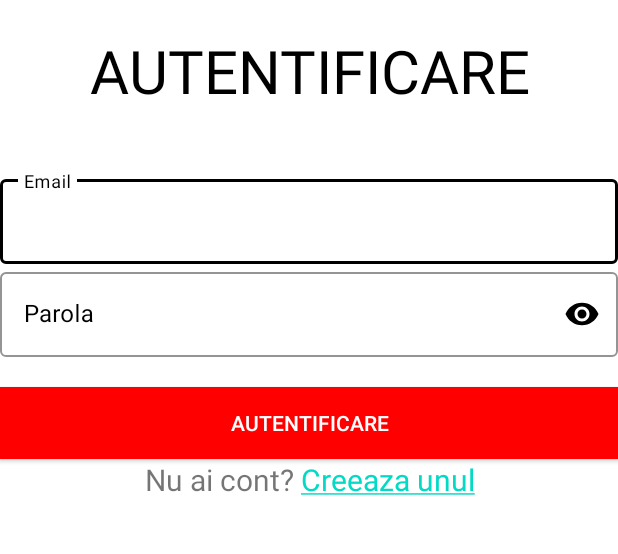
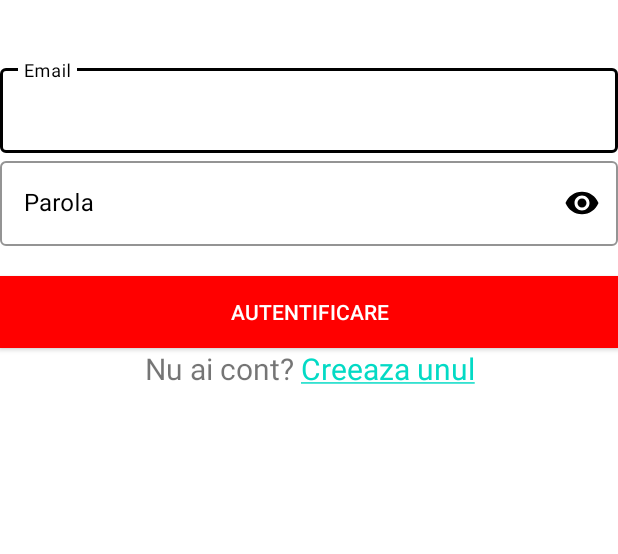
Before and after one commit to AndreiCatalinOuatu/EIMProject, an Android app: the screen it shows after launch (MainActivity), on a phone screen of 412 x 824 dp, the part 252-806 px from its top. Run offline under Robolectric (Android 15) with nearby library versions, the phone set to English and light mode, and no system bars; our stand-ins replace Firebase (no records; nobody signed in at launch, a user with empty details on screens opened directly).

```diff
--- a/app/src/main/res/layout/activity_main.xml
+++ b/app/src/main/res/layout/activity_main.xml
@@ -20,16 +20,6 @@
             android:layout_width="match_parent"
             android:layout_height="wrap_content"
             app:srcCompat="@mipmap/logo_foreground" />
-
-        <TextView
-            android:layout_width="match_parent"
-            android:layout_height="wrap_content"
-            android:layout_marginTop="20dp"
-            android:text="@string/autentificare"
-            android:gravity="center"
-            android:textAllCaps="true"
-            android:textColor="@color/black"
-            android:textSize="40sp" />
 
         <LinearLayout
             android:layout_width="match_parent"
```
Also changed, not shown: app/src/main/java/com/example/healthMonitorEIM/OxygenSaturationRegisterActivity.kt (+3 -4 lines), app/src/main/res/layout/activity_authentication.xml (+0 -10 lines), app/src/main/res/layout/activity_dashboard.xml (+0 -16 lines), app/src/main/res/mipmap-hdpi/ic_avatar_black_24dp.png (added), app/src/main/res/mipmap-mdpi/ic_avatar_black_24dp.png (added), app/src/main/res/mipmap-xhdpi/ic_avatar_black_24dp.png (added), app/src/main/res/mipmap-xxhdpi/ic_avatar_black_24dp.png (added), app/src/main/res/mipmap-xxxhdpi/ic_avatar_black_24dp.png (added).
